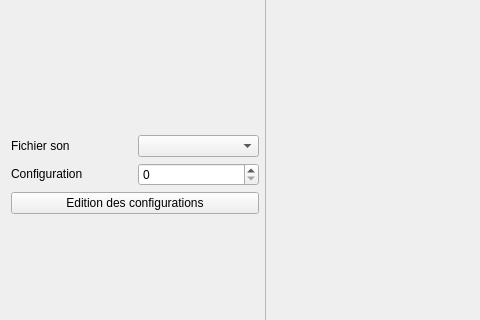
jeremie-garcia/av, file mainWindow/mainWindow/mainwindow.ui: the form before one commit; both pictures show x 0 to 480 and y 90 to 410 of the 1018 by 529 pixel window.
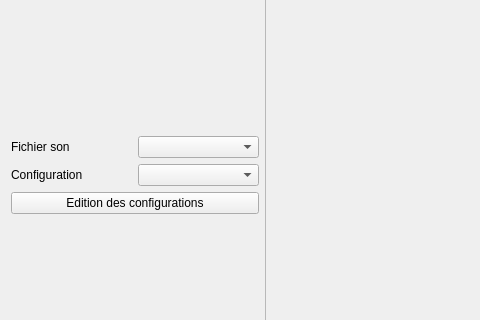
The form after the commit.

The edit to the form file:
```diff
--- a/mainWindow/mainWindow/mainwindow.ui
+++ b/mainWindow/mainWindow/mainwindow.ui
@@ -86,14 +86,7 @@
           </widget>
          </item>
          <item>
-          <widget class="QSpinBox" name="spinBox">
-           <property name="sizePolicy">
-            <sizepolicy hsizetype="Minimum" vsizetype="Maximum">
-             <horstretch>0</horstretch>
-             <verstretch>0</verstretch>
-            </sizepolicy>
-           </property>
-          </widget>
+          <widget class="QComboBox" name="comboBox_2"/>
          </item>
         </layout>
        </item>
```
